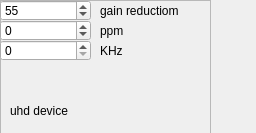
Before: the Qt Designer form src/devices/uhd/uhd-widget.ui in tomneda/DABstar, drawn with Qt 5.
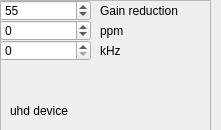
After: the same form once the commit is applied.

The edit to the form file:
```diff
--- a/src/devices/uhd/uhd-widget.ui
+++ b/src/devices/uhd/uhd-widget.ui
@@ -6,8 +6,8 @@
    <rect>
     <x>0</x>
     <y>0</y>
-    <width>256</width>
-    <height>133</height>
+    <width>221</width>
+    <height>130</height>
    </rect>
   </property>
   <property name="windowTitle">
@@ -96,7 +96,7 @@
      </rect>
     </property>
     <property name="text">
-     <string>KHz</string>
+     <string>kHz</string>
     </property>
    </widget>
    <widget class="QLabel" name="label_4">
@@ -122,7 +122,7 @@
      </rect>
     </property>
     <property name="text">
-     <string>gain reductiom</string>
+     <string>Gain reduction</string>
     </property>
    </widget>
    <widget class="QLabel" name="statusLabel">
```
